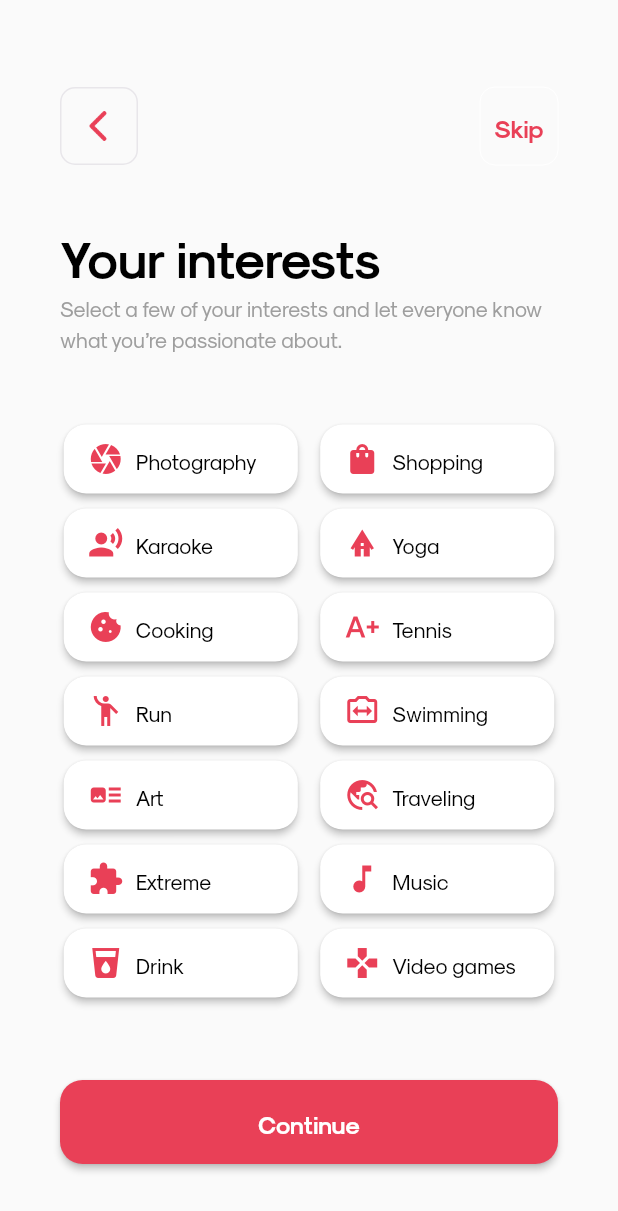
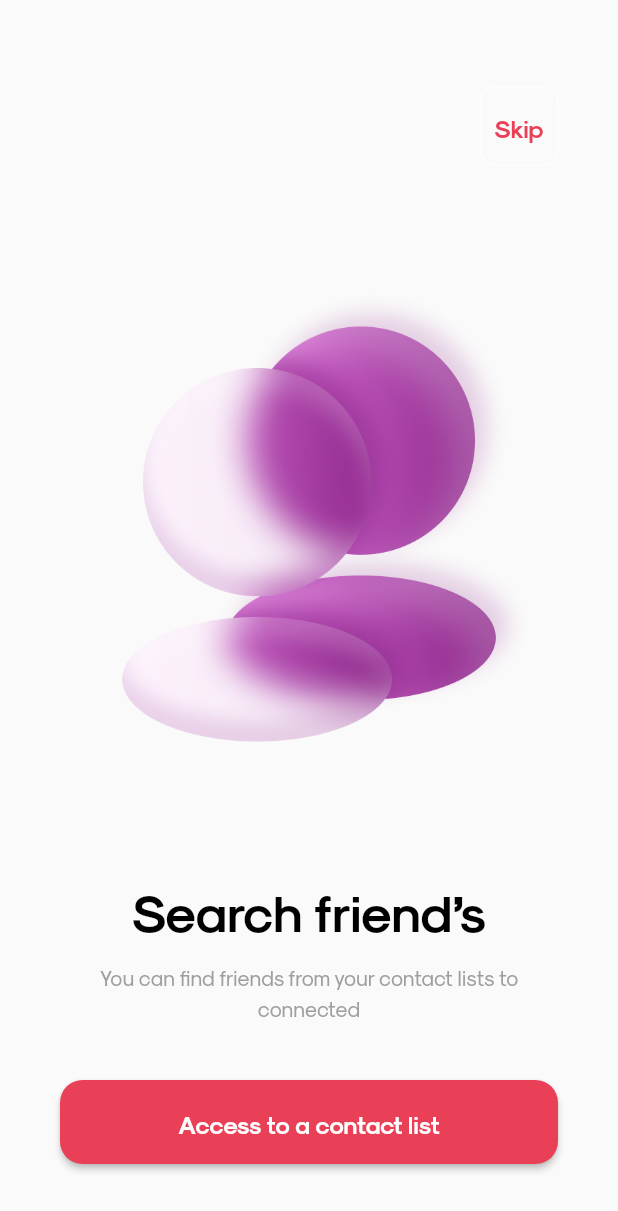
Before and after one commit to pdong15dth/d_once, a Flutter app: the SelectPassionView screen opened by its route, after a tap on "Continue", on a phone screen of 412 x 824 dp. Shown: the top 1211 px of the screen. Run offline on Flutter 3.47's test engine with Material 2 defaults, Android fonts, the phone set to English and light mode, and no system bars; our stand-ins replace carousel_slider, dartz, data_connection_checker, device_info, dio, easy_localization and 9 more; accounts and stored records are empty; generated files the repository leaves out were written again.

Commit message:
permission screen

```diff
--- a/lib/app/app.dart
+++ b/lib/app/app.dart
@@ -24,7 +24,7 @@ class _MyAppState extends State<MyApp> {
     return MaterialApp(
       debugShowCheckedModeBanner: false,
       onGenerateRoute: RouteGenerator.getRoute,
-      initialRoute: Routes.registerSelectGenderRoute,
+      initialRoute: Routes.splashRoute,
       theme: getApplicationTheme(),
     );
   }
--- /dev/null
+++ b/lib/presentation/register_use_phone/permission_friends/permission_friends.dart
@@ -0,0 +1,77 @@
+import 'package:d_once/presentation/common/navigation_custom/navigation_custom.dart';
+import 'package:d_once/presentation/resources/color_manager.dart';
+import 'package:d_once/presentation/resources/routes_manager.dart';
+import 'package:d_once/presentation/resources/styles_manager.dart';
+import 'package:d_once/presentation/resources/values_manager.dart';
+import 'package:flutter/material.dart';
+
+class RequestPermissionFriendsView extends StatefulWidget {
+  const RequestPermissionFriendsView({super.key});
+
+  @override
+  State<RequestPermissionFriendsView> createState() =>
+      _RequestPermissionFriendsViewState();
+}
+
+class _RequestPermissionFriendsViewState
+    extends State<RequestPermissionFriendsView> {
+  @override
+  Widget build(BuildContext context) {
+    return Scaffold(
+      body: Column(
+        mainAxisAlignment: MainAxisAlignment.spaceBetween,
+        children: [
+          Column(
+            children: [
+              NavigationCustomView(
+                displayBack: false,
+                displayTitle: false,
+                displaySettingButton: true,
+                displaySettingTitle: "Skip",
+                onPressedBack: () {},
+                onPressedSetting: () {},
+              ),
+              Padding(
+                padding: const EdgeInsets.only(left: 40, right: 40, top: 80),
+                child: Column(
+                  children: [
+                    Image.asset(
+                      "assets/images/people.png",
+                    ),
+                    const SizedBox(height: 56),
+                    Text(
+                      "Search friend’s",
+                      style: getBoldStyle(
+                          color: ColorManager.black, fontSize: 34),
+                    ),
+                    const SizedBox(height: 10),
+                    Text(
+                      "You can find friends from your contact lists to connected",
+                      textAlign: TextAlign.center,
+                    ),
+                  ],
+                ),
+              )
+            ],
+          ),
+          Padding(
+            padding: const EdgeInsets.only(left: 40, right: 40, bottom: 48),
+            child: SizedBox(
+              width: double.infinity,
+              height: AppSize.s56,
+              child: ElevatedButton(
+                onPressed: () {
+                  Navigator.pushNamed(context, Routes.registerRequestPermissionNotificationsRoute);
+                },
+                child: Text(
+                  "Access to a contact list",
+                  style: getBoldStyle(color: ColorManager.white, fontSize: 16),
+                ),
+              ),
+            ),
+          ),
+        ],
+      ),
+    );
+  }
+}
--- a/lib/presentation/register_use_phone/register_profile_details/register_profile_details.dart
+++ b/lib/presentation/register_use_phone/register_profile_details/register_profile_details.dart
@@ -6,8 +6,6 @@ import 'package:d_once/presentation/resources/routes_manager.dart';
 import 'package:d_once/presentation/resources/styles_manager.dart';
 import 'package:d_once/presentation/resources/values_manager.dart';
 import 'package:flutter/material.dart';
-import 'package:flutter/src/widgets/framework.dart';
-import 'package:flutter/src/widgets/placeholder.dart';
 import 'package:flutter_svg/flutter_svg.dart';
 
 class RegisterProfileDetailsView extends StatefulWidget {
--- a/lib/presentation/register_use_phone/select_passions/select_passion.dart
+++ b/lib/presentation/register_use_phone/select_passions/select_passion.dart
@@ -1,11 +1,9 @@
 import 'package:d_once/presentation/common/navigation_custom/navigation_custom.dart';
 import 'package:d_once/presentation/resources/color_manager.dart';
+import 'package:d_once/presentation/resources/routes_manager.dart';
 import 'package:d_once/presentation/resources/styles_manager.dart';
 import 'package:d_once/presentation/resources/values_manager.dart';
-import 'package:dartz/dartz_unsafe.dart';
 import 'package:flutter/material.dart';
-import 'package:flutter/src/widgets/framework.dart';
-import 'package:flutter/src/widgets/placeholder.dart';
 
 class SelectPassionView extends StatefulWidget {
   const SelectPassionView({super.key});
@@ -141,6 +139,9 @@ class _SelectPassionViewState extends State<SelectPassionView> {
                   passionsSelected.forEach((element) {
                     print(element.title);
                   });
+
+                  Navigator.pushNamed(
+                      context, Routes.registerRequestPermissionFriendsRoute);
                 },
                 child: Text(
                   "Continue",
--- a/lib/presentation/resources/routes_manager.dart
+++ b/lib/presentation/resources/routes_manager.dart
@@ -1,5 +1,7 @@
 import 'package:d_once/presentation/login/login.dart';
 import 'package:d_once/presentation/onboarding/onboarding.dart';
+import 'package:d_once/presentation/register_use_phone/permission_friends/permission_friends.dart';
+import 'package:d_once/presentation/register_use_phone/permission_notifications/permission_notifications.dart';
 import 'package:d_once/presentation/register_use_phone/register_profile_details/register_profile_details.dart';
 import 'package:d_once/presentation/register_use_phone/register_use_phone.dart';
 import 'package:d_once/presentation/register_use_phone/select_gender/select_gender.dart';
@@ -13,7 +15,7 @@ import 'package:easy_localization/easy_localization.dart';
 import '../../app/di.dart';
 
 class Routes {
-  static const String splashRoute = "/123"; // update /
+  static const String splashRoute = "/"; // update /
   static const String onBoardingRoute = "/onBoarding"; // update /onBoarding
   static const String loginRoute = "/login"; // update /login
   static const String registerRoute = "/register";
@@ -24,9 +26,13 @@ class Routes {
   static const String registerProfileDetailsRoute =
       "/registerProfileDetailsRoute"; // update /registerProfileDetailsRoute
   static const String registerSelectGenderRoute =
-      "/"; // update /registerSelectGenderRoute
+      "/registerSelectGenderRoute"; // update /registerSelectGenderRoute
   static const String registerSelectPassionRoute =
       "/registerSelectPassionRoute"; // update /registerSelectPassionRoute
+  static const String registerRequestPermissionFriendsRoute =
+      "/registerRequestPermissionFriendsRoute"; // update /registerRequestPermissionFriendsRoute
+  static const String registerRequestPermissionNotificationsRoute =
+      "/registerRequestPermissionNotificationsRoute"; // update /registerRequestPermissionNotificationsRoute
   static const String forgotPasswordRoute = "/forgotPassword";
   static const String mainRoute = "/main";
   static const String storeDetailsRoute = "/storeDetails";
@@ -53,6 +59,12 @@ class RouteGenerator {
         return MaterialPageRoute(builder: (_) => const SelectGenderView());
       case Routes.registerSelectPassionRoute:
         return MaterialPageRoute(builder: (_) => const SelectPassionView());
+      case Routes.registerRequestPermissionFriendsRoute:
+        return MaterialPageRoute(
+            builder: (_) => const RequestPermissionFriendsView());
+      case Routes.registerRequestPermissionNotificationsRoute:
+        return MaterialPageRoute(
+            builder: (_) => const RequestPermissionNotificationView());
       default:
         return unDefinedRoute();
     }
```
Also changed, not shown: lib/presentation/onboarding/onboarding.dart (+7 -23 lines), lib/presentation/register_use_phone/permission_notifications/permission_notifications.dart (added, +74 -0 lines), lib/presentation/register_use_phone/select_gender/select_gender.dart (+26 -7 lines), assets/images/chat.png (added), assets/images/chat.svg (added), assets/images/people.png (added), assets/images/people.svg (added).
